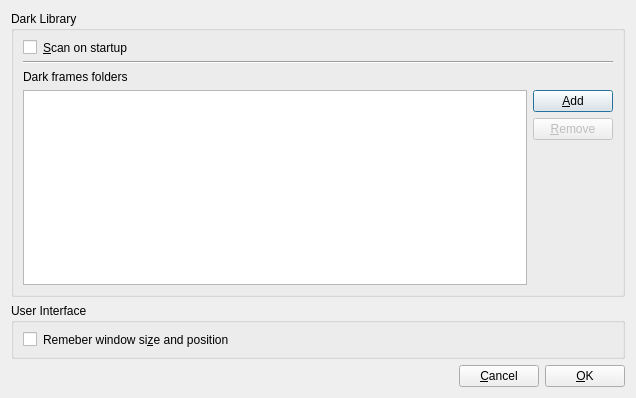
First picture: the form in src/gui/forms/prefDialog.ui, repository deufrai/astrawdark-src, before the edit.
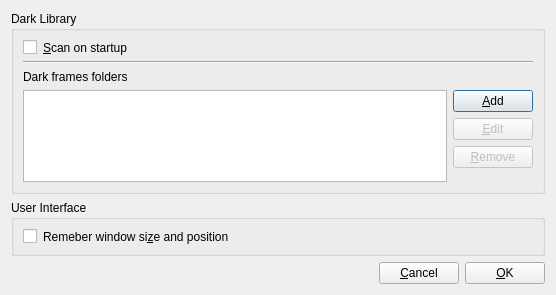
Second picture: the form after the edit.

Commit message:
ARD-36: user can edit an existing dark source.
Fixed a few issues on selections surviving FileDialog closure

```diff
--- a/src/gui/forms/prefDialog.ui
+++ b/src/gui/forms/prefDialog.ui
@@ -6,8 +6,8 @@
    <rect>
     <x>0</x>
     <y>0</y>
-    <width>636</width>
-    <height>398</height>
+    <width>556</width>
+    <height>295</height>
    </rect>
   </property>
   <property name="windowTitle">
@@ -73,6 +73,16 @@
                 </property>
                </widget>
               </item>
+              <item>
+               <widget class="QPushButton" name="btnEditDarkFolder">
+                <property name="enabled">
+                 <bool>false</bool>
+                </property>
+                <property name="text">
+                 <string>&amp;Edit</string>
+                </property>
+               </widget>
+              </item>
               <item>
                <widget class="QPushButton" name="btnRemoveDarkFolder">
                 <property name="enabled">
```
The commit also changes 2 other files.
